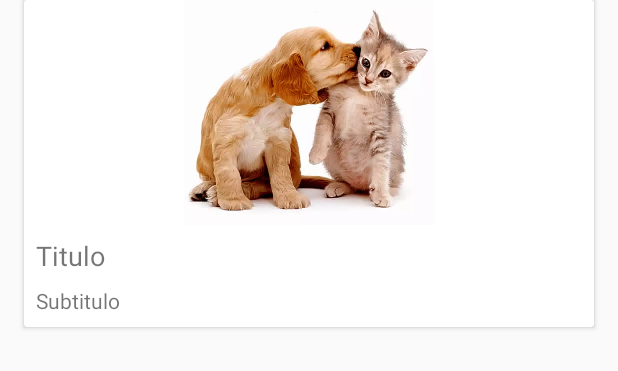
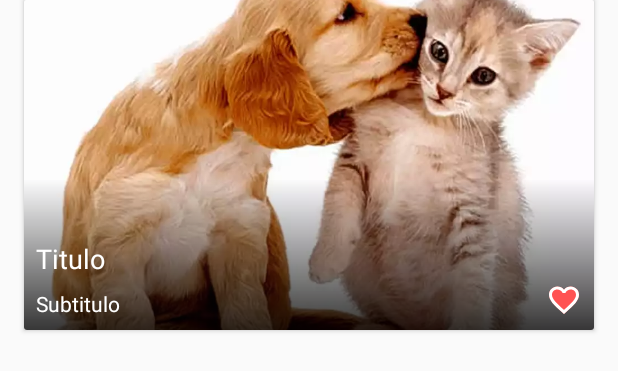
Before and after one commit to chanyaz/Lovedogs, an Android app: the layout petshops_item.xml on its own in the app's theme, with its tools: preview values and no code run, on a phone screen of 412 x 824 dp. Shown: the top 371 px of the screen. Run offline under Robolectric (Android 15) with nearby library versions, the phone set to English and light mode, and no system bars.

Commit message:
Ajustando listagem de petshops

```diff
--- a/app/src/main/java/br/com/tairoroberto/mypet/login/view/SplashActivity.kt
+++ b/app/src/main/java/br/com/tairoroberto/mypet/login/view/SplashActivity.kt
@@ -26,10 +26,6 @@ class SplashActivity : AppCompatActivity() {
 
         super.onCreate(savedInstanceState)
         setContentView(R.layout.activity_splash)
-    }
-
-    override fun onResume() {
-        super.onResume()
 
         val animFadein = AnimationUtils.loadAnimation(applicationContext, R.anim.fade_in)
         animation.interpolator = AccelerateInterpolator()
--- a/app/src/main/java/br/com/tairoroberto/mypet/petshop/contract/PetshopContract.kt
+++ b/app/src/main/java/br/com/tairoroberto/mypet/petshop/contract/PetshopContract.kt
@@ -1,6 +1,7 @@
 package br.com.tairoroberto.mypet.petshop.contract
 
 import br.com.tairoroberto.mypet.base.BaseMVP
+import br.com.tairoroberto.mypet.petshop.model.PetShop
 import br.com.tairoroberto.mypet.petshop.model.PetshopsResponse
 
 /**
@@ -13,7 +14,9 @@ class PetshopContract {
 
     }
 
-    interface View : BaseMVP.View
+    interface View : BaseMVP.View {
+        fun showPetshopsList(petshops: ArrayList<PetShop>)
+    }
 
     interface Presenter : BaseMVP.Presenter<View> {
         fun loadPetshops()
--- a/app/src/main/java/br/com/tairoroberto/mypet/petshop/model/PetShop.kt
+++ b/app/src/main/java/br/com/tairoroberto/mypet/petshop/model/PetShop.kt
@@ -20,7 +20,7 @@ data class PetShop(@SerializedName("_id")
                    var phone: String? = null,
 
                    @SerializedName("latitude")
-                   var latitude: Double? = 0.0,
+                   var latitude: Double = 0.0,
 
                    @SerializedName("longitude")
                    var longitude: Double = 0.0,
@@ -48,7 +48,7 @@ data class PetShop(@SerializedName("_id")
             source.readString(),
             source.readString(),
             source.readString(),
-            source.readValue(Double::class.java.classLoader) as Double?,
+            source.readValue(Double::class.java.classLoader) as Double,
             source.readDouble(),
             1 == source.readInt(),
             source.readString(),
--- a/app/src/main/java/br/com/tairoroberto/mypet/petshop/presenter/PetshopPresenter.kt
+++ b/app/src/main/java/br/com/tairoroberto/mypet/petshop/presenter/PetshopPresenter.kt
@@ -29,6 +29,10 @@ class PetshopPresenter : PetshopContract.Presenter {
 
     override fun manipulatePetshopsResponse(petshopsResponse: PetshopsResponse) {
         Log.i("LOG", "petshops ${petshopsResponse.petshops}")
+
+        if( petshopsResponse.success ) {
+            view?.showPetshopsList(petshopsResponse.petshops)
+        }
     }
 
     override fun showError(str: String) {
--- a/app/src/main/java/br/com/tairoroberto/mypet/petshop/view/PetshopsRecyclerAdapter.kt
+++ b/app/src/main/java/br/com/tairoroberto/mypet/petshop/view/PetshopsRecyclerAdapter.kt
@@ -39,12 +39,12 @@ class PetshopsRecyclerAdapter(val context: Context,
     class ViewHolder(view: View) : RecyclerView.ViewHolder(view) {
         private val imageView: ImageView = view.findViewById(R.id.imageView)
         private val textViewTitle: TextView = view.findViewById(R.id.textViewTitle)
-        private val textViewSubtitle: TextView = view.findViewById(R.id.textViewSubtitle)
+        private val textViewOpenClose: TextView = view.findViewById(R.id.textViewOpenClose)
 
         fun bind(context: Context?, petShop: PetShop) {
             Picasso.with(context).load(petShop.imageUrl).into(imageView)
             textViewTitle.text = petShop.name
-            textViewSubtitle.text = petShop.address
+            textViewOpenClose.text = petShop.address
         }
     }
 
--- /dev/null
+++ b/app/src/main/res/drawable/gradient_black.xml
@@ -0,0 +1,13 @@
+<?xml version="1.0" encoding="UTF-8"?>
+<shape xmlns:android="http://schemas.android.com/apk/res/android"
+    android:shape="rectangle">
+
+    <gradient
+        android:angle="90"
+        android:endColor="#08b5b6d2"
+        android:startColor="#c8000000"
+        android:type="linear" />
+
+    <corners android:radius="0dp" />
+
+</shape>
--- /dev/null
+++ b/app/src/main/res/drawable/ic_favorite_black_24dp.xml
@@ -0,0 +1,14 @@
+<vector xmlns:android="http://schemas.android.com/apk/res/android"
+    android:width="24dp"
+    android:height="24dp"
+    android:viewportHeight="24.0"
+    android:viewportWidth="24.0">
+    <group>
+        <path
+            android:fillColor="#ff5252"
+            android:pathData="M12,21.35l-1.45,-1.32C5.4,15.36 2,12.28 2,8.5 2,5.42 4.42,3 7.5,3c1.74,0 3.41,0.81 4.5,2.09C13.09,3.81 14.76,3 16.5,3 19.58,3 22,5.42 22,8.5c0,3.78 -3.4,6.86 -8.55,11.54L12,21.35z" />
+        <path
+            android:fillColor="#FFFFFFFF"
+            android:pathData="M16.5,3c-1.74,0 -3.41,0.81 -4.5,2.09C10.91,3.81 9.24,3 7.5,3 4.42,3 2,5.42 2,8.5c0,3.78 3.4,6.86 8.55,11.54L12,21.35l1.45,-1.32C18.6,15.36 22,12.28 22,8.5 22,5.42 19.58,3 16.5,3zM12.1,18.55l-0.1,0.1 -0.1,-0.1C7.14,14.24 4,11.39 4,8.5 4,6.5 5.5,5 7.5,5c1.54,0 3.04,0.99 3.57,2.36h1.87C13.46,5.99 14.96,5 16.5,5c2,0 3.5,1.5 3.5,3.5 0,2.89 -3.14,5.74 -7.9,10.05z" />
+    </group>
+</vector>
--- a/app/src/main/res/layout/petshops_item.xml
+++ b/app/src/main/res/layout/petshops_item.xml
@@ -1,13 +1,14 @@
 <?xml version="1.0" encoding="utf-8"?>
 <android.support.v7.widget.CardView xmlns:android="http://schemas.android.com/apk/res/android"
     xmlns:app="http://schemas.android.com/apk/res-auto"
+    xmlns:tools="http://schemas.android.com/tools"
     android:layout_width="match_parent"
     android:layout_height="wrap_content"
-    android:orientation="vertical"
-    android:elevation="@dimen/dimen_4dp"
     android:layout_marginBottom="8dp"
     android:layout_marginEnd="@dimen/dimen_16dp"
-    android:layout_marginStart="@dimen/dimen_16dp">
+    android:layout_marginStart="@dimen/dimen_16dp"
+    android:elevation="@dimen/dimen_4dp"
+    android:orientation="vertical">
 
     <android.support.constraint.ConstraintLayout
         android:layout_width="match_parent"
@@ -17,41 +18,66 @@
         <ImageView
             android:id="@+id/imageView"
             android:layout_width="0dp"
-            android:layout_height="150dp"
+            android:layout_height="220dp"
             android:layout_marginEnd="0dp"
             android:layout_marginStart="0dp"
             android:layout_marginTop="0dp"
+            android:scaleType="centerCrop"
             app:layout_constraintEnd_toEndOf="parent"
             app:layout_constraintStart_toStartOf="parent"
             app:layout_constraintTop_toTopOf="parent"
             app:srcCompat="@drawable/animais" />
 
+        <ImageView
+            android:layout_width="0dp"
+            android:layout_height="100dp"
+            android:layout_marginTop="0dp"
+            app:layout_constraintBottom_toBottomOf="@+id/imageView"
+            app:layout_constraintEnd_toEndOf="parent"
+            app:layout_constraintStart_toStartOf="parent"
+            app:layout_constraintTop_toTopOf="parent"
+            app:layout_constraintVertical_bias="1.0"
+            app:srcCompat="@drawable/gradient_black" />
+
+        <ImageView
+            android:id="@+id/imageView2"
+            android:layout_width="wrap_content"
+            android:layout_height="wrap_content"
+            android:layout_marginBottom="8dp"
+            android:layout_marginEnd="8dp"
+            app:layout_constraintBottom_toBottomOf="parent"
+            app:layout_constraintEnd_toEndOf="parent"
+            app:srcCompat="@drawable/ic_favorite_black_24dp" />
+
+        <TextView
+            android:id="@+id/textViewOpenClose"
+            android:layout_width="0dp"
+            android:layout_height="wrap_content"
+            android:layout_marginBottom="8dp"
+            android:layout_marginEnd="8dp"
+            android:layout_marginStart="8dp"
+            android:text="Subtitulo"
+            android:textColor="#ffffff"
+            android:textSize="14sp"
+            app:layout_constraintBottom_toBottomOf="parent"
+            app:layout_constraintEnd_toStartOf="@+id/imageView2"
+            app:layout_constraintStart_toStartOf="parent" />
+
         <TextView
             android:id="@+id/textViewTitle"
             android:layout_width="0dp"
             android:layout_height="wrap_content"
+            android:layout_marginBottom="8dp"
             android:layout_marginEnd="8dp"
             android:layout_marginStart="8dp"
-            android:layout_marginTop="8dp"
             android:text="Titulo"
+            android:textColor="#ffffff"
             android:textSize="18sp"
+            app:layout_constraintBottom_toTopOf="@+id/textViewOpenClose"
             app:layout_constraintEnd_toEndOf="parent"
-            app:layout_constraintStart_toStartOf="parent"
-            app:layout_constraintTop_toBottomOf="@+id/imageView" />
+            app:layout_constraintHorizontal_bias="0.0"
+            app:layout_constraintStart_toStartOf="parent" />
 
-        <TextView
-            android:id="@+id/textViewSubtitle"
-            android:layout_width="0dp"
-            android:layout_height="wrap_content"
-            android:layout_marginEnd="8dp"
-            android:layout_marginStart="8dp"
-            android:layout_marginTop="8dp"
-            android:layout_marginBottom="8dp"
-            android:text="Subtitulo"
-            android:textSize="14sp"
-            app:layout_constraintEnd_toEndOf="parent"
-            app:layout_constraintStart_toStartOf="parent"
-            app:layout_constraintTop_toBottomOf="@+id/textViewTitle"
-            app:layout_constraintBottom_toBottomOf="parent" />
     </android.support.constraint.ConstraintLayout>
+
 </android.support.v7.widget.CardView>
```
Also changed, not shown: app/src/main/AndroidManifest.xml (+6 -4 lines), app/src/main/java/br/com/tairoroberto/mypet/petshop/view/ListPetshopsFragment.kt (+16 -10 lines), app/src/main/res/drawable/ic_favorite_border_black_24dp.xml (added, +9 -0 lines), app/src/main/res/drawable/ic_star_black_24dp.xml (added, +9 -0 lines).
